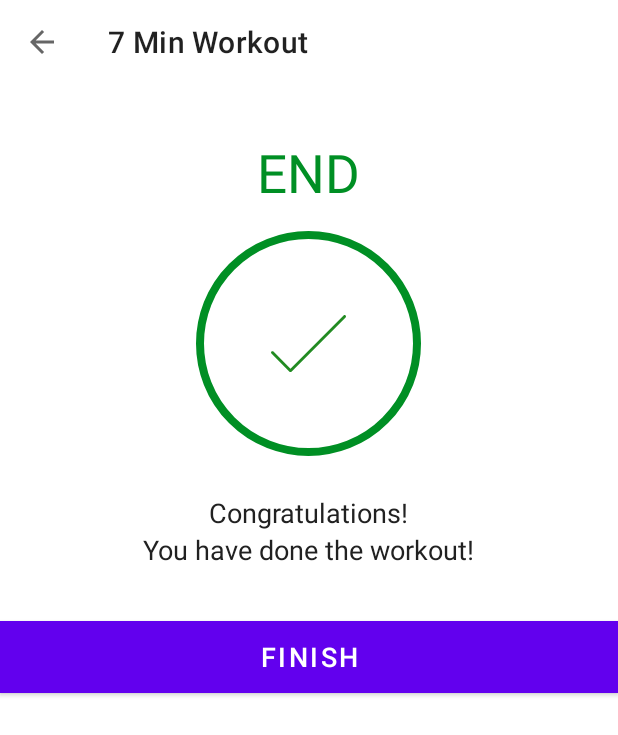
After one commit to Xan-Kerem/7MinWorkout, an Android app: the FinishActivity screen opened directly, with no data from a screen before it, on a phone screen of 412 x 824 dp. The commit adds this screen. Shown: the top 735 px of the screen. Run offline under Robolectric (Android 15) with nearby library versions, the phone set to English and light mode, and no system bars.

Commit message:
FinishActivity.kt added!

```diff
--- a/app/src/main/AndroidManifest.xml
+++ b/app/src/main/AndroidManifest.xml
@@ -9,6 +9,10 @@
         android:roundIcon="@mipmap/ic_launcher_round"
         android:supportsRtl="true"
         android:theme="@style/Theme.7MinWorkout">
+        <activity
+            android:name=".FinishActivity"
+            android:screenOrientation="portrait"
+            android:theme="@style/Theme.MaterialComponents.DayNight.NoActionBar" />
         <activity
             android:name=".ExerciseActivity"
             android:screenOrientation="portrait"
--- a/app/src/main/java/com/example/a7minworkout/ExerciseActivity.kt
+++ b/app/src/main/java/com/example/a7minworkout/ExerciseActivity.kt
@@ -1,5 +1,6 @@
 package com.example.a7minworkout
 
+import android.content.Intent
 import android.media.MediaPlayer
 import android.os.Bundle
 import android.os.CountDownTimer
@@ -137,7 +138,8 @@ class ExerciseActivity : AppCompatActivity(), TextToSpeech.OnInitListener {
             }
 
             override fun onFinish() {
-                if (currentExercisePosition < exerciseList.size - 1) {
+//                if (currentExercisePosition < exerciseList.size - 1) {
+                if (currentExercisePosition < 2) {
 
                     exerciseList[currentExercisePosition].isSelected = false
                     exerciseList[currentExercisePosition].isCompleted = true
@@ -145,11 +147,8 @@ class ExerciseActivity : AppCompatActivity(), TextToSpeech.OnInitListener {
 
                     setRestView()
                 } else {
-                    Toast.makeText(
-                        this@ExerciseActivity,
-                        "Congratulations! U'v completed the 7 min workout!",
-                        Toast.LENGTH_SHORT
-                    ).show()
+                    finish()
+                    startActivity(Intent(this@ExerciseActivity, FinishActivity::class.java))
                 }
             }
 
--- /dev/null
+++ b/app/src/main/java/com/example/a7minworkout/FinishActivity.kt
@@ -0,0 +1,29 @@
+package com.example.a7minworkout
+
+import android.os.Bundle
+import androidx.appcompat.app.AppCompatActivity
+import com.example.a7minworkout.databinding.ActivityFinishBinding
+
+class FinishActivity : AppCompatActivity() {
+
+    private lateinit var binding: ActivityFinishBinding
+
+    override fun onCreate(savedInstanceState: Bundle?) {
+        super.onCreate(savedInstanceState)
+        binding = ActivityFinishBinding.inflate(layoutInflater)
+        setContentView(binding.root)
+
+        setSupportActionBar(binding.toolbarFinishActivity)
+
+        supportActionBar?.setDisplayHomeAsUpEnabled(true)
+
+        binding.toolbarFinishActivity.setNavigationOnClickListener {
+            onBackPressed()
+        }
+        binding.btnFinish.setOnClickListener {
+            finish()
+        }
+
+
+    }
+}
--- /dev/null
+++ b/app/src/main/res/drawable/ic_action_done.xml
@@ -0,0 +1,4 @@
+<vector android:height="64dp" android:viewportHeight="423"
+    android:viewportWidth="423.296" android:width="64dp" xmlns:android="http://schemas.android.com/apk/res/android">
+    <path android:fillColor="#228B22" android:pathData="m109.914,372.523c-2.121,-0.004 -4.156,-0.844 -5.656,-2.348l-101.816,-101.82c-2.078,-2.012 -2.914,-4.984 -2.18,-7.781 0.73,-2.797 2.914,-4.98 5.711,-5.715 2.797,-0.73 5.773,0.102 7.781,2.184l96.16,96.168 299.824,-299.816c3.141,-3.031 8.129,-2.988 11.215,0.098 3.086,3.086 3.129,8.074 0.098,11.215l-305.473,305.469c-1.5,1.504 -3.539,2.348 -5.664,2.348zM109.914,372.523"/>
+</vector>
--- /dev/null
+++ b/app/src/main/res/layout/activity_finish.xml
@@ -0,0 +1,67 @@
+<?xml version="1.0" encoding="utf-8"?>
+<LinearLayout xmlns:android="http://schemas.android.com/apk/res/android"
+    xmlns:tools="http://schemas.android.com/tools"
+    android:layout_width="match_parent"
+    android:layout_height="match_parent"
+    android:gravity="center_horizontal"
+    android:orientation="vertical"
+    tools:context=".FinishActivity">
+
+    <androidx.appcompat.widget.Toolbar
+        android:id="@+id/toolbar_finish_activity"
+        android:layout_width="match_parent"
+        android:layout_height="?android:attr/actionBarSize"
+        android:background="#FFFFFF" />
+
+    <TextView
+        android:id="@+id/tvEnd"
+        android:layout_width="wrap_content"
+        android:layout_height="wrap_content"
+        android:layout_marginTop="35dp"
+        android:text="END"
+        android:textColor="@color/accent"
+        android:textSize="35sp" />
+
+    <LinearLayout
+        android:layout_width="150dp"
+        android:layout_height="150dp"
+        android:layout_gravity="center"
+        android:layout_marginTop="15dp"
+        android:background="@drawable/item_circular_color_accent_border"
+        android:gravity="center">
+
+        <!--Here the ic_action_done image in added in the drawables folders.-->
+        <ImageView
+            android:layout_gravity="center"
+            android:layout_width="50dp"
+            android:layout_height="50dp"
+            android:src="@drawable/ic_action_done" />
+    </LinearLayout>
+
+    <TextView
+        android:layout_width="wrap_content"
+        android:layout_height="wrap_content"
+        android:layout_marginTop="25dp"
+        android:text="Congratulations!"
+        android:textColor="#212121"
+        android:textSize="18sp" />
+
+    <TextView
+        android:layout_width="wrap_content"
+        android:layout_height="wrap_content"
+        android:text="You have done the workout!"
+        android:textColor="#212121"
+        android:textSize="18sp" />
+
+    <Button
+        android:id="@+id/btnFinish"
+        android:layout_width="match_parent"
+        android:layout_height="wrap_content"
+        android:layout_gravity="bottom"
+        android:layout_marginTop="35dp"
+        android:background="@color/accent"
+        android:text="FINISH"
+        android:textColor="#FFFFFF"
+        android:textSize="18sp" />
+
+</LinearLayout>
```
